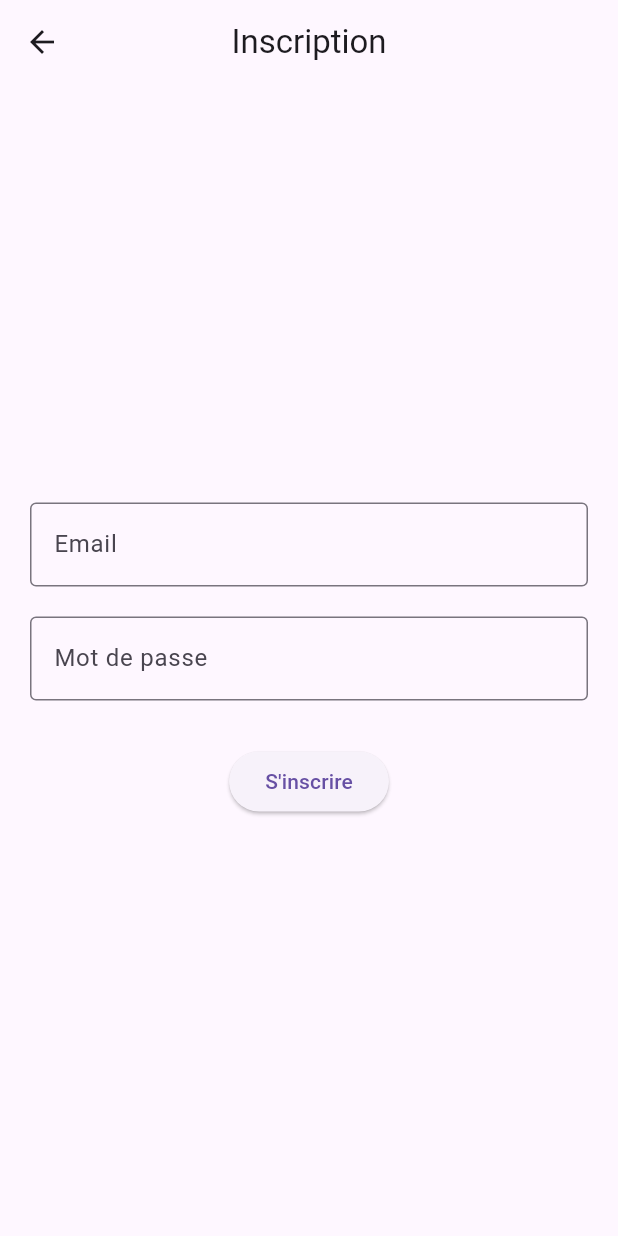
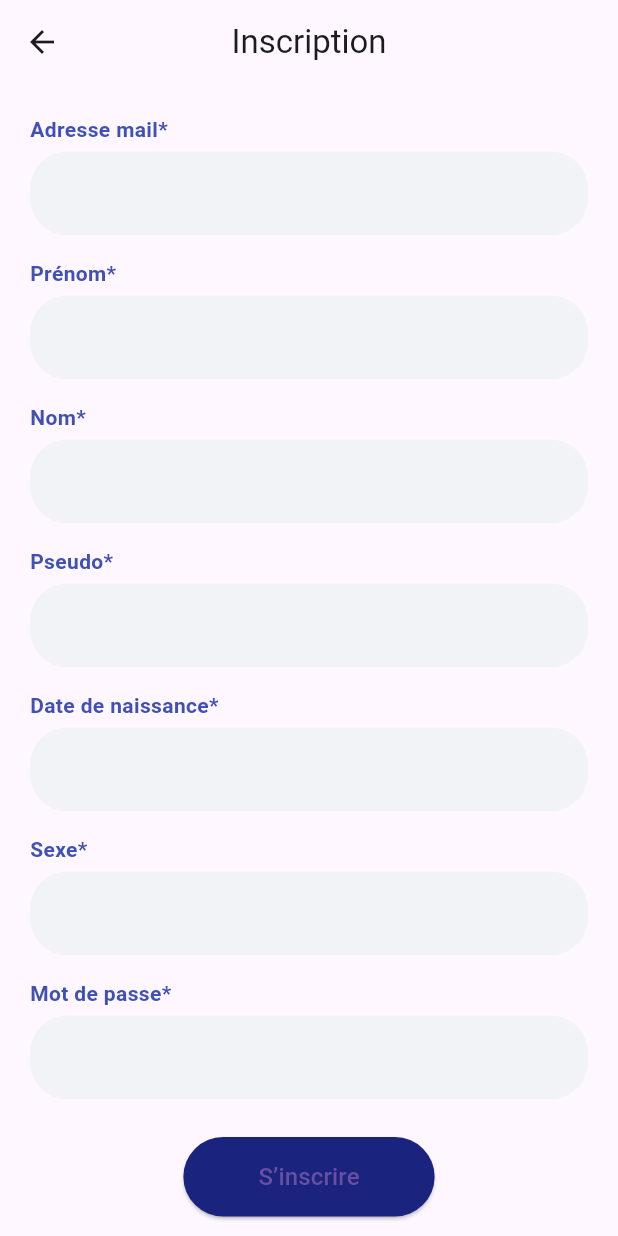
Before and after one commit to SNEUUD/cesi-resources, a Flutter app: the RegisterPage screen opened directly, on a phone screen of 412 x 824 dp. Run offline on Flutter 3.47's test engine with Material 3 defaults, Android fonts, the phone set to English and light mode, and no system bars.

Commit message:
login and register init

```diff
--- a/lib/view/auth/register_view.dart
+++ b/lib/view/auth/register_view.dart
@@ -1,4 +1,6 @@
 import 'package:flutter/material.dart';
+import 'package:http/http.dart' as http;
+import 'dart:convert';
 
 class RegisterPage extends StatefulWidget {
   const RegisterPage({super.key});
@@ -10,43 +12,112 @@ class RegisterPage extends StatefulWidget {
 class _RegisterPageState extends State<RegisterPage> {
   final _emailController = TextEditingController();
   final _passwordController = TextEditingController();
+  final _firstNameController = TextEditingController();
+  final _lastNameController = TextEditingController();
+  final _usernameController = TextEditingController();
+  final _genderController = TextEditingController();
+  final _birthDateController = TextEditingController();
 
-  void _login() {
-    final email = _emailController.text.trim();
-    final password = _passwordController.text.trim();
+ void _register() async {
+    final url = Uri.parse(
+      'http://localhost:3000/register',
+    );
+    final response = await http.post(
+      url,
+      headers: {'Content-Type': 'application/json'},
+      body: jsonEncode({
+        'nomUtilisateur': _lastNameController.text.trim(),
+        'prénomUtilisateur': _firstNameController.text.trim(),
+        'dateNaissanceUtilisateur':
+            _birthDateController.text.trim(),
+        'sexeUtilisateur': _genderController.text.trim(),
+        'pseudoUtilisateur': _usernameController.text.trim(),
+        'emailUtilisateur': _emailController.text.trim(),
+        'motDePasseUtilisateur': _passwordController.text.trim(),
+      }),
+    );
 
-    print('Email: $email');
-    print('Mot de passe: $password');
+    if (response.statusCode == 201) {
+      ScaffoldMessenger.of(
+        context,
+      ).showSnackBar(const SnackBar(content: Text("Inscription réussie !")));
+      Navigator.pop(context);
+    } else {
+      ScaffoldMessenger.of(context).showSnackBar(
+        SnackBar(
+          content: Text("Erreur: ${jsonDecode(response.body)['error']}"),
+        ),
+      );
+    }
+  }
+
+  Widget _buildTextField(
+    String label,
+    TextEditingController controller, {
+    bool obscure = false,
+  }) {
+    return Column(
+      crossAxisAlignment: CrossAxisAlignment.start,
+      children: [
+        Text(
+          label,
+          style: const TextStyle(
+            fontWeight: FontWeight.bold,
+            color: Colors.indigo,
+          ),
+        ),
+        const SizedBox(height: 5),
+        TextField(
+          controller: controller,
+          obscureText: obscure,
+          decoration: InputDecoration(
+            filled: true,
+            fillColor: const Color(0xFFF1F3F6),
+            border: OutlineInputBorder(
+              borderRadius: BorderRadius.circular(25),
+              borderSide: BorderSide.none,
+            ),
+          ),
+        ),
+        const SizedBox(height: 15),
+      ],
+    );
   }
 
   @override
   Widget build(BuildContext context) {
     return Scaffold(
-      appBar: AppBar(title: const Text('Inscription'), centerTitle: true),
-      body: Padding(
+      appBar: AppBar(title: const Text("Inscription"), centerTitle: true),
+      body: SingleChildScrollView(
         padding: const EdgeInsets.all(20),
         child: Column(
-          mainAxisAlignment: MainAxisAlignment.center,
           children: [
-            TextField(
-              controller: _emailController,
-              decoration: const InputDecoration(
-                labelText: 'Email',
-                border: OutlineInputBorder(),
+            _buildTextField("Adresse mail*", _emailController),
+            _buildTextField("Prénom*", _firstNameController),
+            _buildTextField("Nom*", _lastNameController),
+            _buildTextField("Pseudo*", _usernameController),
+            _buildTextField("Date de naissance*", _birthDateController),
+            _buildTextField("Sexe*", _genderController),
+            _buildTextField(
+              "Mot de passe*",
+              _passwordController,
+              obscure: true,
+            ),
+            const SizedBox(height: 10),
+            ElevatedButton(
+              onPressed: _register,
+              style: ElevatedButton.styleFrom(
+                backgroundColor: Colors.indigo[900],
+                shape: RoundedRectangleBorder(
+                  borderRadius: BorderRadius.circular(30),
+                ),
+                padding: const EdgeInsets.symmetric(
+                  horizontal: 50,
+                  vertical: 15,
+                ),
               ),
-              keyboardType: TextInputType.emailAddress,
+              child: const Text("S’inscrire", style: TextStyle(fontSize: 16)),
             ),
-            const SizedBox(height: 20),
-            TextField(
-              controller: _passwordController,
-              decoration: const InputDecoration(
-                labelText: 'Mot de passe',
-                border: OutlineInputBorder(),
-              ),
-              obscureText: true,
-            ),
-            const SizedBox(height: 30),
-            ElevatedButton(onPressed: _login, child: const Text('S\'inscrire')),
           ],
         ),
       ),
```
Also changed, not shown: lib/view/auth/login_view.dart (+41 -3 lines), 2 other files.
